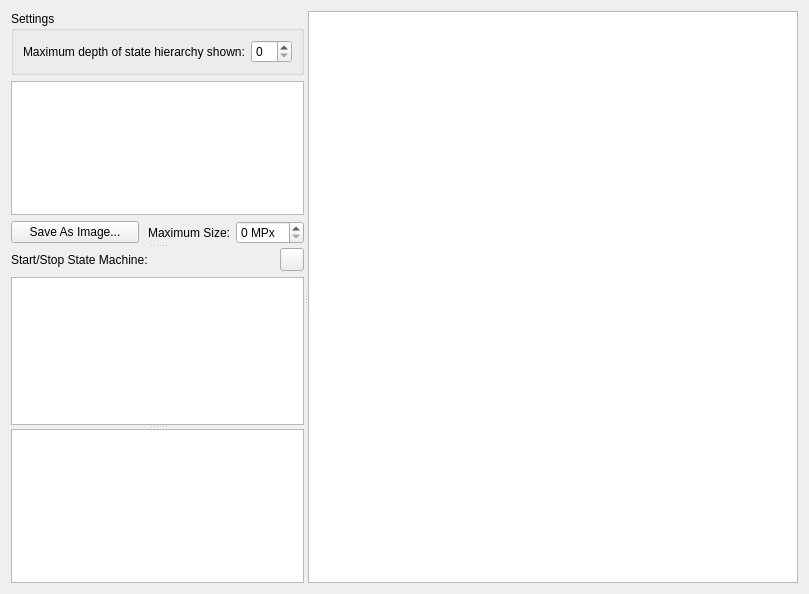
Qt form plugins/statemachineviewer/statemachineviewer.ui (KDAB/GammaRay) before a commit.
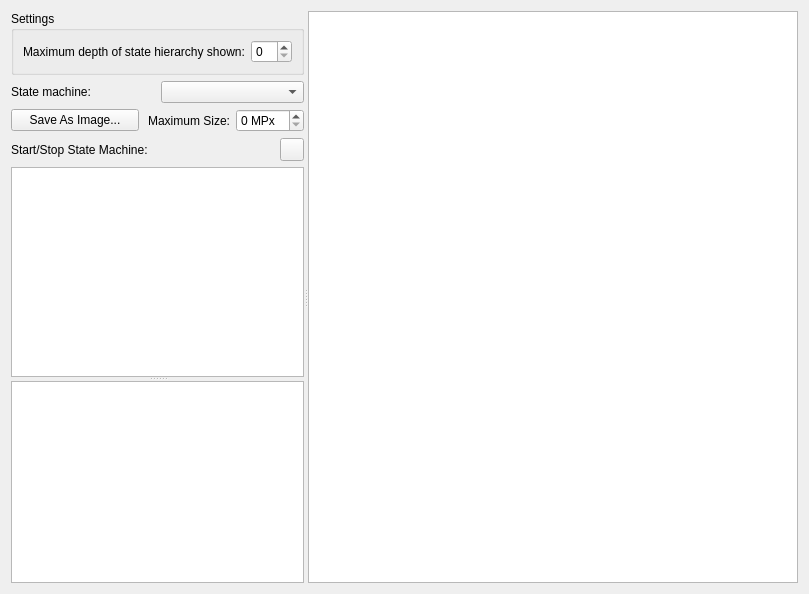
The same form after that commit. Custom widgets are drawn as their Qt base class.

Commit message: Use a combobox for state machine selection, uses way less screen space.

```diff
--- a/plugins/statemachineviewer/statemachineviewer.ui
+++ b/plugins/statemachineviewer/statemachineviewer.ui
@@ -20,7 +20,7 @@
       <property name="orientation">
        <enum>Qt::Vertical</enum>
       </property>
-      <widget class="QWidget" name="layoutWidget">
+      <widget class="QWidget" name="">
        <layout class="QVBoxLayout" name="verticalLayout">
         <item>
          <widget class="QGroupBox" name="depthGroupBox">
@@ -49,17 +49,25 @@
          </widget>
         </item>
         <item>
-         <widget class="QTreeView" name="stateMachinesView">
-          <property name="rootIsDecorated">
-           <bool>false</bool>
-          </property>
-          <property name="uniformRowHeights">
-           <bool>true</bool>
-          </property>
-          <attribute name="headerStretchLastSection">
-           <bool>false</bool>
-          </attribute>
-         </widget>
+         <layout class="QHBoxLayout" name="horizontalLayout">
+          <item>
+           <widget class="QLabel" name="label_2">
+            <property name="text">
+             <string>State machine:</string>
+            </property>
+            <property name="buddy">
+             <cstring>stateMachinesView</cstring>
+            </property>
+           </widget>
+          </item>
+          <item>
+           <widget class="QComboBox" name="stateMachinesView">
+            <property name="sizeAdjustPolicy">
+             <enum>QComboBox::AdjustToContents</enum>
+            </property>
+           </widget>
+          </item>
+         </layout>
         </item>
         <item>
          <layout class="QHBoxLayout" name="horizontalLayout_2" stretch="3,2,1">
@@ -101,11 +109,9 @@
           </item>
          </layout>
         </item>
-       </layout>
-      </widget>
-      <widget class="QWidget" name="layoutWidget1">
-       <layout class="QGridLayout" name="gridLayout">
-        <item row="0" column="0">
+        <item>
+         <layout class="QHBoxLayout" name="horizontalLayout_3">
+          <item>
          <widget class="QLabel" name="label">
           <property name="text">
            <string>Start/Stop State Machine:</string>
@@ -115,7 +121,20 @@
           </property>
          </widget>
         </item>
-        <item row="0" column="1">
+          <item>
+           <spacer name="horizontalSpacer">
+            <property name="orientation">
+             <enum>Qt::Horizontal</enum>
+            </property>
+            <property name="sizeHint" stdset="0">
+             <size>
+              <width>40</width>
+              <height>20</height>
+             </size>
+            </property>
+           </spacer>
+          </item>
+          <item>
          <widget class="QToolButton" name="startStopButton">
           <property name="text">
            <string/>
@@ -125,7 +144,9 @@
           </property>
          </widget>
         </item>
-        <item row="1" column="0" colspan="2">
+         </layout>
+        </item>
+        <item>
          <widget class="QTreeView" name="singleStateMachineView">
           <property name="uniformRowHeights">
            <bool>true</bool>
```
Lines whose indentation alone changed are shown as unchanged. The commit also changes 7 other files.
